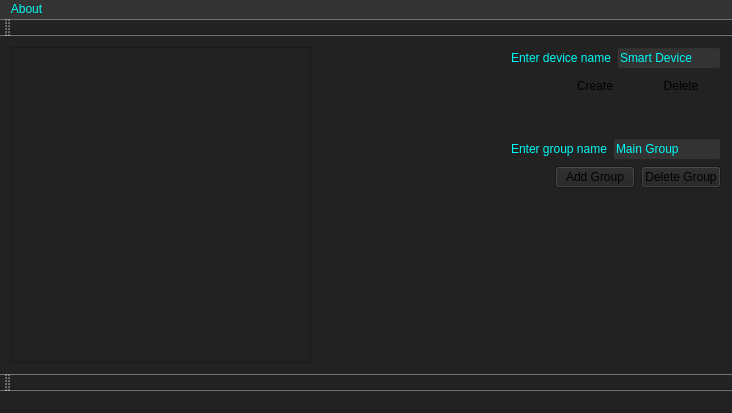
Above: GUI/GUI/mainwindow.ui from v-pereskokov/Jarvis before the change. Below: the same form after it.
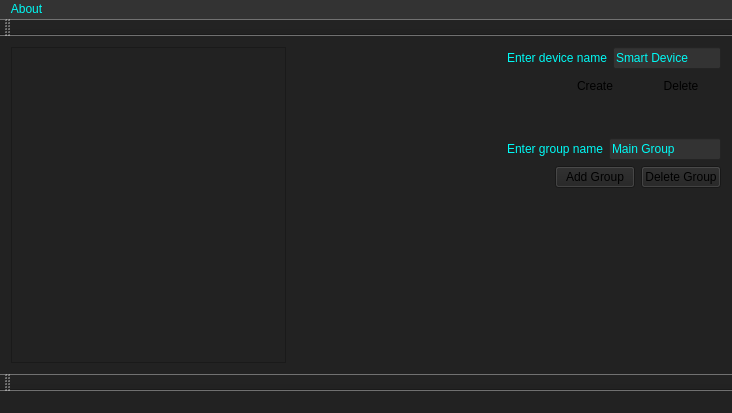
That is the form after the change. Icons and pictures are not drawn.

```diff
--- a/GUI/GUI/mainwindow.ui
+++ b/GUI/GUI/mainwindow.ui
@@ -179,7 +179,7 @@
      <widget class="QScrollArea" name="scrollArea">
       <property name="minimumSize">
        <size>
-        <width>300</width>
+        <width>275</width>
         <height>60</height>
        </size>
       </property>
@@ -215,7 +215,7 @@
         <rect>
          <x>0</x>
          <y>0</y>
-         <width>298</width>
+         <width>273</width>
          <height>318</height>
         </rect>
        </property>
```
